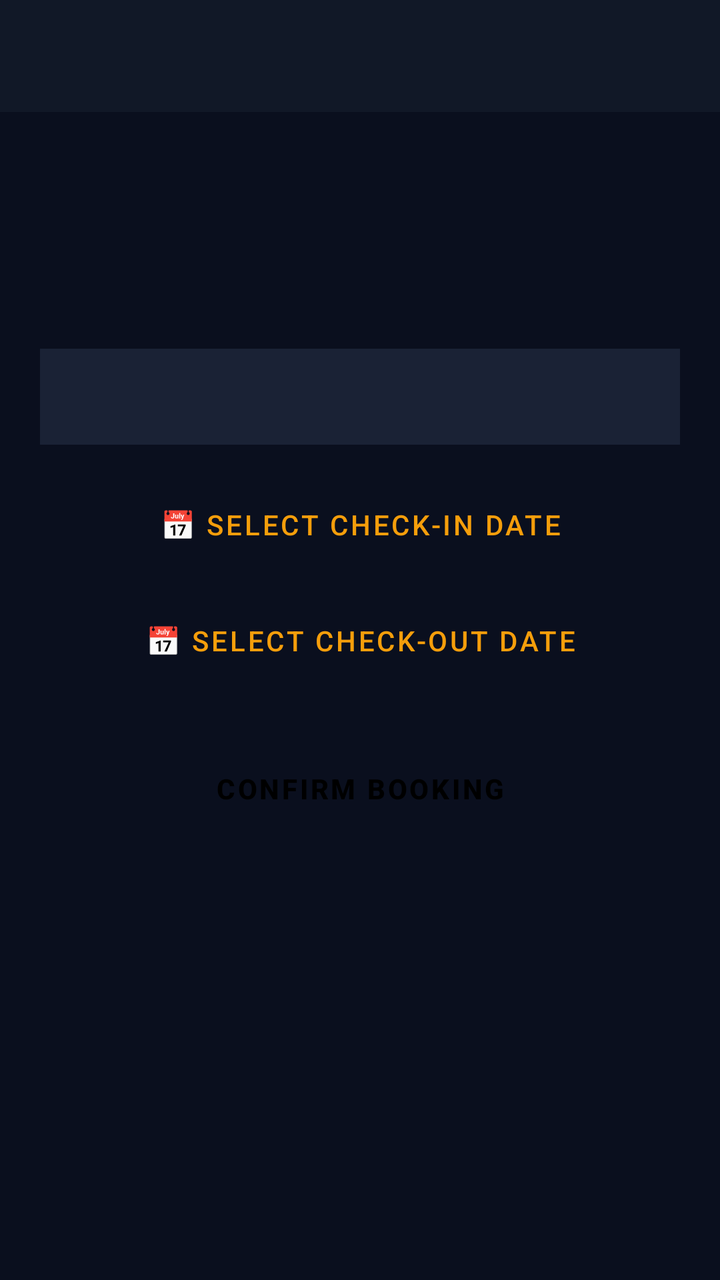
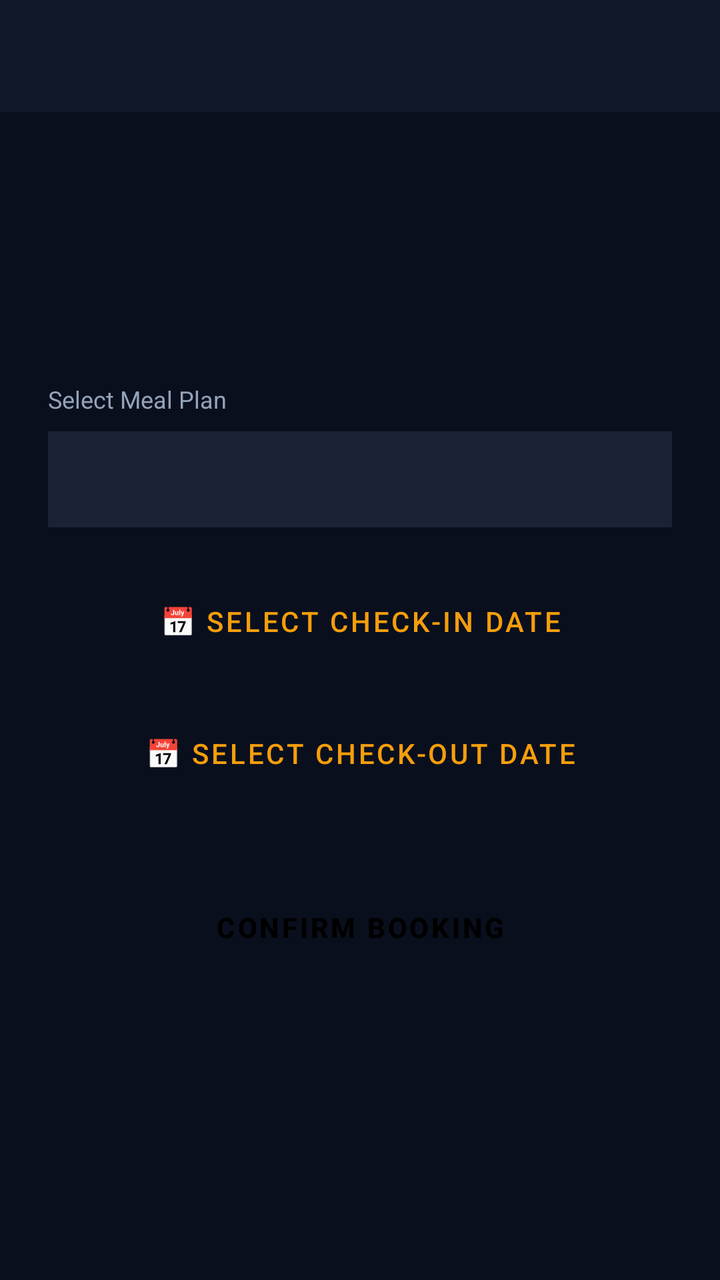

Compare the two renders of this Android layout. The source of the first and the diff that turns it into the second are given below.
<!-- AndroidManifest.xml: application theme Theme.HostelMS -->
<!-- res/layout/activity_book_room.xml -->
<?xml version="1.0" encoding="utf-8"?>
<LinearLayout xmlns:android="http://schemas.android.com/apk/res/android"
    android:layout_width="match_parent" android:layout_height="match_parent"
    android:background="@color/colorPrimaryDark" android:orientation="vertical">
    <androidx.appcompat.widget.Toolbar android:id="@+id/toolbar"
        android:layout_width="match_parent" android:layout_height="?attr/actionBarSize"
        android:background="@color/colorSurface"/>
    <ScrollView android:layout_width="match_parent" android:layout_height="match_parent">
        <LinearLayout android:layout_width="match_parent" android:layout_height="wrap_content"
            android:orientation="vertical" android:padding="20dp">

            <TextView android:id="@+id/tvHostelName" android:textSize="20sp"
                android:textStyle="bold" android:textColor="@color/colorText"
                android:layout_width="wrap_content" android:layout_height="wrap_content"/>
            <TextView android:id="@+id/tvRoomNumber" android:textSize="14sp"
                android:textColor="@color/colorMuted" android:layout_marginTop="4dp"
                android:layout_width="wrap_content" android:layout_height="wrap_content"/>
            <TextView android:id="@+id/tvPrice" android:textSize="18sp" android:textStyle="bold"
                android:textColor="@color/colorAccent" android:layout_marginTop="4dp"
                android:layout_marginBottom="20dp"
                android:layout_width="wrap_content" android:layout_height="wrap_content"/>

            <Spinner android:id="@+id/spMealBundle" android:background="@color/colorCard"
                android:layout_width="match_parent" android:layout_height="48dp"
                android:popupBackground="@color/colorCard" android:layout_marginBottom="16dp"/>

            <Button android:id="@+id/btnCheckIn" android:text="📅 Select Check-in Date"
                android:layout_width="match_parent" android:layout_height="48dp"
                style="@style/AppButtonOutline" android:layout_marginBottom="10dp"/>
            <Button android:id="@+id/btnCheckOut" android:text="📅 Select Check-out Date"
                android:layout_width="match_parent" android:layout_height="48dp"
                style="@style/AppButtonOutline" android:layout_marginBottom="24dp"/>

            <ProgressBar android:id="@+id/progressBar" android:visibility="gone"
                android:layout_width="wrap_content" android:layout_height="wrap_content"
                android:layout_gravity="center" android:layout_marginBottom="8dp"/>

            <Button android:id="@+id/btnBook" android:text="Confirm Booking"
                android:layout_width="match_parent" android:layout_height="52dp"
                style="@style/AppButton"/>
        </LinearLayout>
    </ScrollView>
</LinearLayout>
<!-- resources referenced by this layout -->
<resources>
  <color name="colorAccent">#F59E0B</color>
  <color name="colorCard">#1A2235</color>
  <color name="colorMuted">#94A3B8</color>
  <color name="colorPrimaryDark">#0A0F1E</color>
  <color name="colorSurface">#111827</color>
  <color name="colorText">#F1F5F9</color>
  <style name="AppButton" parent="Widget.MaterialComponents.Button">
          <item name="backgroundTint">@color/colorAccent</item>
          <item name="android:textColor">@color/black</item>
          <item name="android:textStyle">bold</item>
          <item name="cornerRadius">6dp</item>
      </style>
  <style name="AppButtonOutline" parent="Widget.MaterialComponents.Button.OutlinedButton">
          <item name="strokeColor">@color/colorAccent</item>
          <item name="android:textColor">@color/colorAccent</item>
          <item name="cornerRadius">6dp</item>
      </style>
  <style name="Theme.HostelMS" parent="Theme.MaterialComponents.DayNight.NoActionBar">
          <item name="colorPrimary">@color/colorPrimary</item>
          <item name="colorPrimaryVariant">@color/colorPrimaryDark</item>
          <item name="colorOnPrimary">@color/white</item>
          <item name="colorSecondary">@color/colorAccent</item>
          <item name="android:windowBackground">@color/colorPrimaryDark</item>
          <item name="android:statusBarColor">@color/colorPrimaryDark</item>
          <item name="android:navigationBarColor">@color/colorPrimaryDark</item>
      </style>
  <color name="black">#000000</color>
  <color name="colorPrimary">#1A2235</color>
  <color name="white">#FFFFFF</color>
</resources>

<!-- the commit's change to res/layout/activity_book_room.xml (unified diff, before → after) -->
@@ -1,43 +1,101 @@
 <?xml version="1.0" encoding="utf-8"?>
 <LinearLayout xmlns:android="http://schemas.android.com/apk/res/android"
-    android:layout_width="match_parent" android:layout_height="match_parent"
-    android:background="@color/colorPrimaryDark" android:orientation="vertical">
-    <androidx.appcompat.widget.Toolbar android:id="@+id/toolbar"
-        android:layout_width="match_parent" android:layout_height="?attr/actionBarSize"
-        android:background="@color/colorSurface"/>
-    <ScrollView android:layout_width="match_parent" android:layout_height="match_parent">
-        <LinearLayout android:layout_width="match_parent" android:layout_height="wrap_content"
-            android:orientation="vertical" android:padding="20dp">
+    xmlns:app="http://schemas.android.com/apk/res-auto"
+    android:layout_width="match_parent"
+    android:layout_height="match_parent"
+    android:background="@color/colorPrimaryDark"
+    android:orientation="vertical">
 
-            <TextView android:id="@+id/tvHostelName" android:textSize="20sp"
-                android:textStyle="bold" android:textColor="@color/colorText"
-                android:layout_width="wrap_content" android:layout_height="wrap_content"/>
-            <TextView android:id="@+id/tvRoomNumber" android:textSize="14sp"
-                android:textColor="@color/colorMuted" android:layout_marginTop="4dp"
-                android:layout_width="wrap_content" android:layout_height="wrap_content"/>
-            <TextView android:id="@+id/tvPrice" android:textSize="18sp" android:textStyle="bold"
-                android:textColor="@color/colorAccent" android:layout_marginTop="4dp"
+    <androidx.appcompat.widget.Toolbar
+        android:id="@+id/toolbar"
+        android:layout_width="match_parent"
+        android:layout_height="?attr/actionBarSize"
+        android:background="@color/colorSurface" />
+
+    <ScrollView
+        android:layout_width="match_parent"
+        android:layout_height="match_parent"
+        android:fillViewport="true">
+
+        <LinearLayout
+            android:layout_width="match_parent"
+            android:layout_height="wrap_content"
+            android:orientation="vertical"
+            android:padding="24dp">
+
+            <TextView
+                android:id="@+id/tvHostelName"
+                android:layout_width="wrap_content"
+                android:layout_height="wrap_content"
+                android:textColor="@color/colorAccent"
+                android:textSize="22sp"
+                android:textStyle="bold" />
+
+            <TextView
+                android:id="@+id/tvRoomNumber"
+                android:layout_width="wrap_content"
+                android:layout_height="wrap_content"
+                android:layout_marginTop="4dp"
+                android:textColor="@color/colorAccent"
+                android:textSize="16sp" />
+
+            <TextView
+                android:id="@+id/tvPrice"
+                android:layout_width="wrap_content"
+                android:layout_height="wrap_content"
+                android:layout_marginTop="8dp"
+                android:layout_marginBottom="24dp"
+                android:textColor="@color/colorAccent"
+                android:textSize="18sp"
+                android:textStyle="bold" />
+
+            <TextView
+                android:layout_width="wrap_content"
+                android:layout_height="wrap_content"
+                android:layout_marginBottom="8dp"
+                android:text="Select Meal Plan"
+                android:textColor="@color/colorMuted"
+                android:textSize="12sp" />
+
+            <Spinner
+                android:id="@+id/spMealBundle"
+                android:layout_width="match_parent"
+                android:layout_height="48dp"
                 android:layout_marginBottom="20dp"
-                android:layout_width="wrap_content" android:layout_height="wrap_content"/>
+                android:background="@color/colorCard"
+                android:popupBackground="@color/colorCard" />
 
-            <Spinner android:id="@+id/spMealBundle" android:background="@color/colorCard"
-                android:layout_width="match_parent" android:layout_height="48dp"
-                android:popupBackground="@color/colorCard" android:layout_marginBottom="16dp"/>
+            <Button
+                android:id="@+id/btnCheckIn"
+                style="@style/AppButtonOutline"
+                android:layout_width="match_parent"
+                android:layout_height="54dp"
+                android:layout_marginBottom="12dp"
+                android:text="📅 Select Check-in Date" />
 
-            <Button android:id="@+id/btnCheckIn" android:text="📅 Select Check-in Date"
-                android:layout_width="match_parent" android:layout_height="48dp"
-                style="@style/AppButtonOutline" android:layout_marginBottom="10dp"/>
-            <Button android:id="@+id/btnCheckOut" android:text="📅 Select Check-out Date"
-                android:layout_width="match_parent" android:layout_height="48dp"
-                style="@style/AppButtonOutline" android:layout_marginBottom="24dp"/>
+            <Button
+                android:id="@+id/btnCheckOut"
+                style="@style/AppButtonOutline"
+                android:layout_width="match_parent"
+                android:layout_height="54dp"
+                android:layout_marginBottom="32dp"
+                android:text="📅 Select Check-out Date" />
 
-            <ProgressBar android:id="@+id/progressBar" android:visibility="gone"
-                android:layout_width="wrap_content" android:layout_height="wrap_content"
-                android:layout_gravity="center" android:layout_marginBottom="8dp"/>
+            <ProgressBar
+                android:id="@+id/progressBar"
+                android:layout_width="wrap_content"
+                android:layout_height="wrap_content"
+                android:layout_gravity="center"
+                android:layout_marginBottom="16dp"
+                android:visibility="gone" />
 
-            <Button android:id="@+id/btnBook" android:text="Confirm Booking"
-                android:layout_width="match_parent" android:layout_height="52dp"
-                style="@style/AppButton"/>
+            <Button
+                android:id="@+id/btnBook"
+                style="@style/AppButton"
+                android:layout_width="match_parent"
+                android:layout_height="56dp"
+                android:text="Confirm Booking" />
+
         </LinearLayout>
     </ScrollView>
 </LinearLayout>
<!-- resource entries referenced after the edit -->
@@ -5,7 +5,6 @@
   <color name="colorMuted">#94A3B8</color>
   <color name="colorPrimaryDark">#0A0F1E</color>
   <color name="colorSurface">#111827</color>
-  <color name="colorText">#F1F5F9</color>
   <style name="AppButton" parent="Widget.MaterialComponents.Button">
           <item name="backgroundTint">@color/colorAccent</item>
           <item name="android:textColor">@color/black</item>
